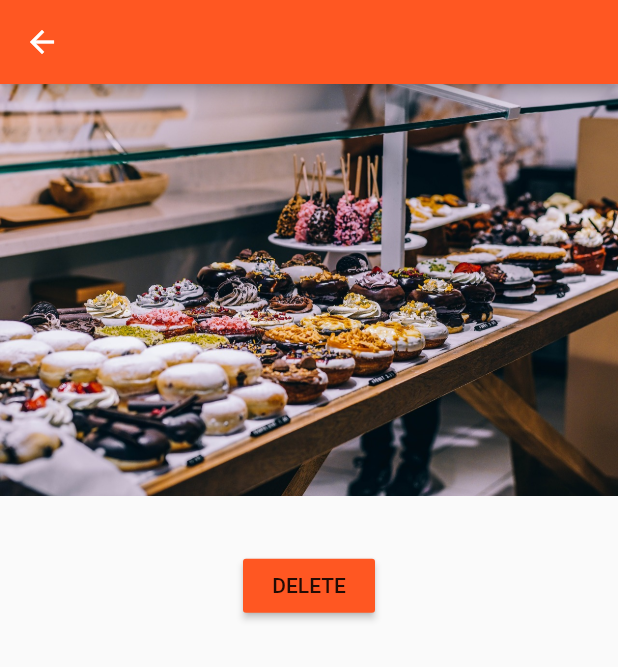
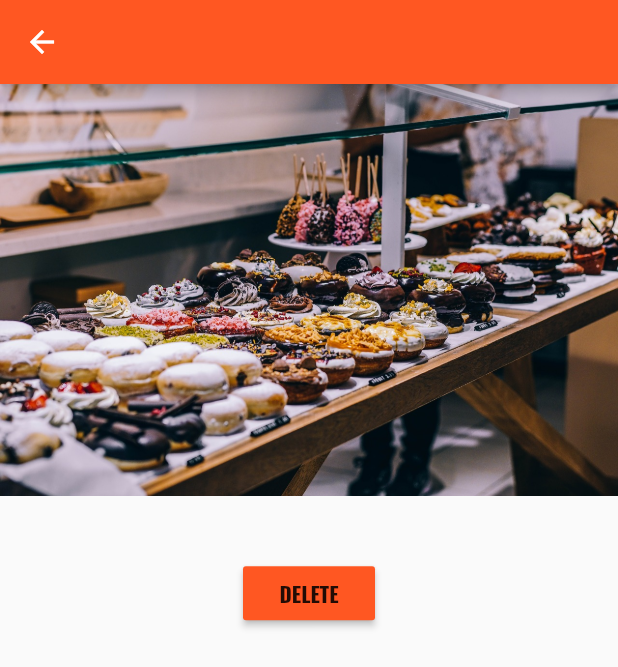
Before and after one commit to xdass/flutter_learn, a Flutter app: the ProductAdminPage screen opened by its route, after a tap on "Save", after a tap on "Details", on a phone screen of 412 x 824 dp. Shown: the top 667 px of the screen. Run offline on Flutter 3.47's test engine with Material 2 defaults, Android fonts, the phone set to English and light mode, and no system bars.

Commit message:
Add auth inputs, add some decorations

```diff
--- a/lib/main.dart
+++ b/lib/main.dart
@@ -1,5 +1,5 @@
 import 'package:flutter/material.dart';
-import './product_manager.dart';
+import 'package:flutter/rendering.dart';
 import './pages/products.dart';
 import './pages/products_admin.dart';
 import './pages/product.dart';
@@ -8,6 +8,7 @@ import './pages/auth.dart';
 
 void main() {
   // debugPaintBaselinesEnabled = true;
+  // debugPaintSizeEnabled = true;
   runApp(MyApp());
 }
 
@@ -37,12 +38,13 @@ class _MyAppState extends State<MyApp> {
   Widget build(BuildContext context) {
     return MaterialApp(
       // debugShowMaterialGrid: true,
-      theme: ThemeData(primarySwatch: Colors.deepOrange),
+      theme: ThemeData(primarySwatch: Colors.deepOrange, fontFamily: 'Oswald'),
       // home: AuthPage(),
       routes: {
-        '/': (BuildContext context) =>
-            ProductsPage(_products),
-        '/admin': (BuildContext context) => ProductAdminPage(_addProduct, _deleteProduct),
+        '/': (BuildContext context) => AuthPage(),
+        '/products': (BuildContext context) => ProductsPage(_products),
+        '/admin': (BuildContext context) =>
+            ProductAdminPage(_addProduct, _deleteProduct),
       },
       onGenerateRoute: (RouteSettings settings) {
         final List<String> pathElements = settings.name.split('/');
@@ -59,8 +61,7 @@ class _MyAppState extends State<MyApp> {
       },
       onUnknownRoute: (RouteSettings settings) {
         return MaterialPageRoute(
-            builder: (BuildContext context) =>
-                ProductsPage(_products));
+            builder: (BuildContext context) => ProductsPage(_products));
       },
     );
   }
--- a/lib/pages/auth.dart
+++ b/lib/pages/auth.dart
@@ -2,21 +2,69 @@ import 'package:flutter/material.dart';
 
 import './products.dart';
 
-class AuthPage extends StatelessWidget {
+class AuthPage extends StatefulWidget {
+  AuthPage();
+
+  @override
+  State<StatefulWidget> createState() {
+    return _AuthPageState();
+  }
+}
+
+class _AuthPageState extends State<AuthPage> {
+  String _emailValue;
+  String _passwordValue;
+  bool _acceptTerms = false;
+
   @override
   Widget build(BuildContext context) {
     return Scaffold(
       appBar: AppBar(
         title: Text('Login'),
       ),
-      body: Center(
-        child: RaisedButton(
-          child: Text('LOGIN'),
-          onPressed: () {
-            Navigator.pushReplacementNamed(context, '/');
-          },
-        ),
-      ),
+      body: Container(
+          margin: EdgeInsets.all(10.0),
+          child: ListView(
+            children: <Widget>[
+              TextField(
+                decoration: InputDecoration(labelText: 'email'),
+                keyboardType: TextInputType.emailAddress,
+                onChanged: (String value) {
+                  setState(() {
+                    _emailValue = value;
+                  });
+                },
+              ),
+              TextField(
+                decoration: InputDecoration(labelText: 'password'),
+                obscureText: true,
+                onChanged: (String value) {
+                  setState(() {
+                    _passwordValue = value;
+                  });
+                },
+              ),
+              SwitchListTile(
+                value: _acceptTerms,
+                onChanged: (bool value) {
+                  setState(() {
+                   _acceptTerms = value;
+                  });
+                },
+                title: Text('Accept Terms'),
+              ),
+              SizedBox(height: 20.0),
+              RaisedButton(
+                  color: Theme.of(context).primaryColor,
+                  textColor: Colors.white,
+                  child: Text('LOGIN'),
+                  onPressed: () {
+                    print(_emailValue);
+                    print(_passwordValue);
+                    Navigator.pushReplacementNamed(context, '/products');
+                  }),
+            ],
+          )),
     );
   }
 }
--- a/lib/pages/product_create.dart
+++ b/lib/pages/product_create.dart
@@ -13,9 +13,9 @@ class ProductCreatePage extends StatefulWidget {
 }
 
 class _ProductCreatePageState extends State<ProductCreatePage> {
-  String titleValue = '';
-  String descriptionValue = '';
-  double priceValue;
+  String _titleValue = '';
+  String _descriptionValue = '';
+  double _priceValue;
 
   @override
   Widget build(BuildContext context) {
@@ -27,7 +27,7 @@ class _ProductCreatePageState extends State<ProductCreatePage> {
               decoration: InputDecoration(labelText: 'Product Title'),
               onChanged: (String value) {
                 setState(() {
-                  titleValue = value;
+                  _titleValue = value;
                 });
               },
             ),
@@ -36,7 +36,7 @@ class _ProductCreatePageState extends State<ProductCreatePage> {
               decoration: InputDecoration(labelText: 'Product Description'),
               onChanged: (String value) {
                 setState(() {
-                  descriptionValue = value;
+                  _descriptionValue = value;
                 });
               },
             ),
@@ -45,7 +45,7 @@ class _ProductCreatePageState extends State<ProductCreatePage> {
               decoration: InputDecoration(labelText: 'Product Price'),
               onChanged: (String value) {
                 setState(() {
-                  priceValue = double.parse(value);
+                  _priceValue = double.parse(value);
                 });
               },
             ),
@@ -56,13 +56,13 @@ class _ProductCreatePageState extends State<ProductCreatePage> {
               textColor: Colors.white,
               onPressed: () {
                 final Map<String, dynamic> product = {
-                  'title': titleValue,
-                  'description': descriptionValue,
-                  'priceValue': priceValue,
+                  'title': _titleValue,
+                  'description': _descriptionValue,
+                  'priceValue': _priceValue,
                   'image': 'assets/food.jpg'
                 };
                 widget.addProduct(product);
-                Navigator.pushReplacementNamed(context, '/');
+                Navigator.pushReplacementNamed(context, '/products');
               },
             )
           ],
--- a/lib/products.dart
+++ b/lib/products.dart
@@ -12,7 +12,40 @@ class Products extends StatelessWidget {
       child: Column(
         children: <Widget>[
           Image.asset(products[index]['image']),
-          Text(products[index]['title']),
+          Container(
+              padding: EdgeInsets.only(top: 10.0),
+              child: Row(
+                mainAxisAlignment: MainAxisAlignment.center,
+                children: <Widget>[
+                  Text(
+                    products[index]['title'],
+                    style: TextStyle(
+                        fontSize: 24.0,
+                        fontWeight: FontWeight.bold,
+                        fontFamily: 'Oswald'),
+                  ),
+                  SizedBox(
+                    width: 10,
+                  ),
+                  Container(
+                    padding: EdgeInsets.symmetric(horizontal: 6, vertical: 2.5),
+                    decoration: BoxDecoration(
+                        color: Theme.of(context).accentColor,
+                        borderRadius: BorderRadius.circular(5)),
+                    child: Text(
+                      '${products[index]['priceValue'].toString()}₽',
+                      style: TextStyle(color: Colors.white),
+                    ),
+                  )
+                ],
+              )),
+          Container(
+            padding: EdgeInsets.symmetric(horizontal: 6, vertical: 2.5),
+            decoration: BoxDecoration(
+                border: Border.all(color: Colors.grey, width: 1),
+                borderRadius: BorderRadius.circular(4)),
+            child: Text('ул. Бахчиванжи, Екатеринбург'),
+          ),
           ButtonBar(
             alignment: MainAxisAlignment.center,
             children: <Widget>[
```
Also changed, not shown: pubspec.yaml (+5 -4 lines), assets/Oswald-Bold.ttf (added).
